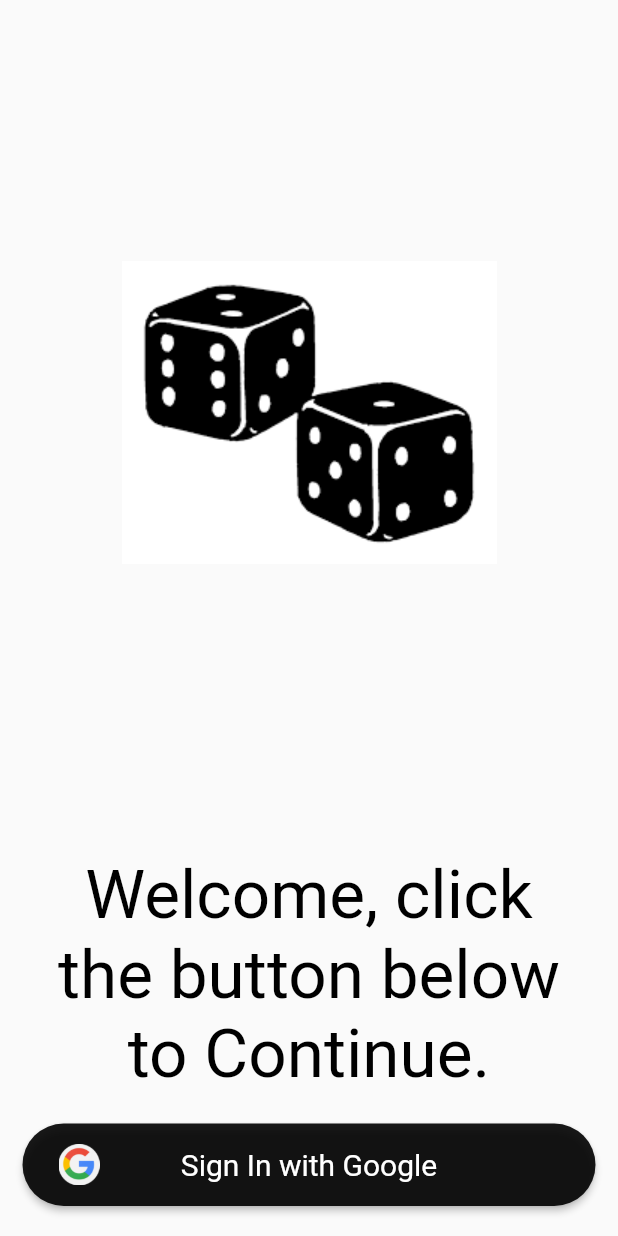
After one commit to Sanoj-Raja/dice_wise, a Flutter app: the LoginView screen opened by its route, on a phone screen of 412 x 824 dp. The commit adds this screen. Run offline on Flutter 3.47's test engine with Material 2 defaults, Android fonts, the phone set to English and light mode, and no system bars; our stand-ins replace get.

Commit message:
Added all assets images. Added Login Page. Added all constant files.

```diff
--- /dev/null
+++ b/lib/app/constants/app_assest.dart
@@ -0,0 +1,10 @@
+class AppImages {
+  static const String logo = 'assets/logo.png';
+  static const String google = 'assets/google.png';
+  static const String dice1 = 'assets/dice_1.png';
+  static const String dice2 = 'assets/dice_2.png';
+  static const String dice3 = 'assets/dice_3.png';
+  static const String dice4 = 'assets/dice_4.png';
+  static const String dice5 = 'assets/dice_5.png';
+  static const String dice6 = 'assets/dice_6.png';
+}
--- /dev/null
+++ b/lib/app/constants/app_errors.dart
@@ -0,0 +1,31 @@
+class AppErrors {
+  static const String nothingFound = 'Nothing found!';
+
+  static const String errorOccurred = 'Error Occurred.';
+  static const String unknownErrorDetails =
+      'Something went wrong. Please try again later.';
+
+  static const String noInternetError = 'Network Error!';
+  static const String noInternetErrorDetails =
+      'No Internet Connection. Please try again later.';
+
+  static const String connnectionError = 'Connnection Error!';
+  static const String connnectionErrorDetails =
+      'Device is not connected to wifi or mobile data.';
+
+  static const String signoutError = 'Sign-Out Error!';
+  static const String signoutErrorDetails =
+      'Error occurred while Sign-Out. Try again.';
+
+  static const String accountAlreadyExistsError = 'Account already exists!';
+  static const String accountAlreadyExistsErrorDetails =
+      'Account already exists with a different credential.';
+
+  static const String signInError = 'Google Sign-In Error!';
+  static const String signInErrorDetails =
+      'Error occurred using Google Sign-In. Try again.';
+
+  static const String invalidCredentials = 'Invalid Credentials!';
+  static const String invalidCredentialsDetails =
+      'Error occurred while accessing credentials. Try again.';
+}
--- /dev/null
+++ b/lib/app/constants/app_strings.dart
@@ -0,0 +1,13 @@
+class AppStrings {
+  static const String appTitle = 'Roll The Dice';
+  static const String logout = 'Logout';
+  static const String goBack = 'Go Back';
+  static const String signInWithGoogle = 'Sign In with Google';
+  static const String rollDice = 'Roll Dice';
+  static const String submitScores = 'Submit Scores';
+  static const String scores = 'Scores';
+  static const String chances = 'Chances';
+  static const String welcomeText =
+      'Welcome, click the button below to Continue.';
+  static const String leaderBoard = 'Leader Board';
+}
--- /dev/null
+++ b/lib/app/modules/login/bindings/login_binding.dart
@@ -0,0 +1,12 @@
+import 'package:get/get.dart';
+
+import '../controllers/login_controller.dart';
+
+class LoginBinding extends Bindings {
+  @override
+  void dependencies() {
+    Get.lazyPut<LoginController>(
+      () => LoginController(),
+    );
+  }
+}
--- /dev/null
+++ b/lib/app/modules/login/controllers/login_controller.dart
@@ -0,0 +1,7 @@
+import 'package:get/get.dart';
+
+class LoginController extends GetxController {
+  void googleSignIn() {
+    // TODO: Implement google sign in here.
+  }
+}
--- /dev/null
+++ b/lib/app/modules/login/views/login_view.dart
@@ -0,0 +1,46 @@
+import 'package:flutter/material.dart';
+import 'package:get/get.dart';
+import '../../../constants/app_assest.dart';
+import '../../../constants/app_strings.dart';
+import '../../../widgets/large_button.dart';
+import '../controllers/login_controller.dart';
+
+class LoginView extends GetView<LoginController> {
+  const LoginView({Key? key}) : super(key: key);
+
+  @override
+  Widget build(BuildContext context) {
+    return Scaffold(
+      body: SafeArea(
+        child: Center(
+          child: Column(
+            children: [
+              Expanded(
+                child: Image.asset(AppImages.logo),
+              ),
+              Padding(
+                padding: const EdgeInsets.all(20.0),
+                child: Text(
+                  AppStrings.welcomeText,
+                  style: Get.textTheme.headline3!.copyWith(
+                    color: Colors.black,
+                  ),
+                  textAlign: TextAlign.center,
+                ),
+              ),
+              LargeButton(
+                buttonText: AppStrings.signInWithGoogle,
+                onPressed: controller.googleSignIn,
+                isUpperCaseButtonText: false,
+                buttonLeftImage: AppImages.google,
+                fontSize: 20,
+                buttonColor: Colors.black.withOpacity(.9),
+              ),
+              const SizedBox(height: 20),
+            ],
+          ),
+        ),
+      ),
+    );
+  }
+}
--- a/lib/app/routes/app_pages.dart
+++ b/lib/app/routes/app_pages.dart
@@ -2,6 +2,8 @@ import 'package:get/get.dart';
 
 import 'package:dice_wise/app/modules/home/bindings/home_binding.dart';
 import 'package:dice_wise/app/modules/home/views/home_view.dart';
+import 'package:dice_wise/app/modules/login/bindings/login_binding.dart';
+import 'package:dice_wise/app/modules/login/views/login_view.dart';
 
 part 'app_routes.dart';
 
@@ -16,5 +18,10 @@ class AppPages {
       page: () => HomeView(),
       binding: HomeBinding(),
     ),
+    GetPage(
+      name: _Paths.LOGIN,
+      page: () => LoginView(),
+      binding: LoginBinding(),
+    ),
   ];
 }
--- a/lib/app/routes/app_routes.dart
+++ b/lib/app/routes/app_routes.dart
@@ -5,8 +5,10 @@ abstract class Routes {
   Routes._();
 
   static const HOME = _Paths.HOME;
+  static const LOGIN = _Paths.LOGIN;
 }
 
 abstract class _Paths {
   static const HOME = '/home';
+  static const LOGIN = '/login';
 }
--- /dev/null
+++ b/lib/app/widgets/large_button.dart
@@ -0,0 +1,89 @@
+import 'package:flutter/material.dart';
+import 'package:get/get.dart';
+
+class LargeButton extends StatelessWidget {
+  final String buttonText;
+  final void Function() onPressed;
+  final Color? buttonColor;
+  final double? buttonHorizontalPadding;
+  final String? buttonLeftImage;
+  final double height;
+  final bool isUpperCaseButtonText;
+  final double fontSize;
+
+  const LargeButton({
+    Key? key,
+    required this.buttonText,
+    required this.onPressed,
+    this.buttonColor,
+    this.height = 55,
+    this.fontSize = 17,
+    this.buttonHorizontalPadding,
+    this.buttonLeftImage,
+    this.isUpperCaseButtonText = true,
+  }) : super(key: key);
+
+  @override
+  Widget build(BuildContext context) {
+    return Padding(
+      padding: EdgeInsets.symmetric(
+        horizontal: buttonHorizontalPadding ?? 15.0,
+      ),
+      child: ElevatedButton(
+        child: SizedBox(
+          height: height,
+          child: buttonLeftImage == null
+              ? Center(
+                  child: Text(
+                    isUpperCaseButtonText
+                        ? buttonText.toUpperCase()
+                        : buttonText,
+                    style: Get.textTheme.headline2!.copyWith(
+                      color: Colors.white,
+                      fontSize: fontSize,
+                    ),
+                  ),
+                )
+              : Padding(
+                  padding: const EdgeInsets.all(8.0),
+                  child: Row(
+                    children: [
+                      SizedBox(
+                        height: height * .5,
+                        width: height * .5,
+                        child: Image.asset(
+                          buttonLeftImage!,
+                        ),
+                      ),
+                      Expanded(
+                        child: Center(
+                          child: Text(
+                            isUpperCaseButtonText
+                                ? buttonText.toUpperCase()
+                                : buttonText,
+                            style: Get.textTheme.headline2!.copyWith(
+                              color: Colors.white,
+                              fontSize: fontSize,
+                            ),
+                          ),
+                        ),
+                      ),
+                      SizedBox(
+                        height: height * .5,
+                        width: height * .5,
+                      ),
+                    ],
+                  ),
+                ),
+        ),
+        onPressed: onPressed,
+        style: ElevatedButton.styleFrom(
+          primary: buttonColor ?? Colors.blue.shade900,
+          shape: RoundedRectangleBorder(
+            borderRadius: BorderRadius.circular(40),
+          ),
+        ),
+      ),
+    );
+  }
+}
```
Also changed, not shown: pubspec.yaml (+9 -3 lines), assets/dice_1.png (added), assets/dice_2.png (added), assets/dice_3.png (added), assets/dice_4.png (added), assets/dice_5.png (added), assets/dice_6.png (added), assets/google.png (added), assets/logo.png (added), pubspec.lock, 3 other files.
